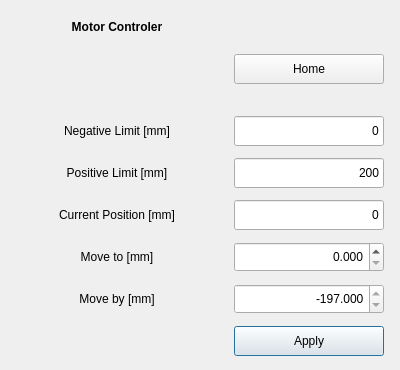
This is Applications/relax2/ui/motor_tools.ui in OpenMRI/ocra as Qt 5 draws it before an edit. The edited form follows.
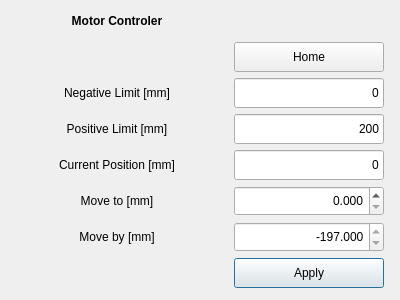
This is the edited form.

```diff
--- a/Applications/relax2/ui/motor_tools.ui
+++ b/Applications/relax2/ui/motor_tools.ui
@@ -7,7 +7,7 @@
     <x>0</x>
     <y>0</y>
     <width>400</width>
-    <height>370</height>
+    <height>300</height>
    </rect>
   </property>
   <property name="sizePolicy">
@@ -19,13 +19,13 @@
   <property name="minimumSize">
    <size>
     <width>400</width>
-    <height>370</height>
+    <height>300</height>
    </size>
   </property>
   <property name="maximumSize">
    <size>
     <width>400</width>
-    <height>370</height>
+    <height>300</height>
    </size>
   </property>
   <property name="windowTitle">
@@ -37,7 +37,7 @@
      <x>0</x>
      <y>0</y>
      <width>401</width>
-     <height>371</height>
+     <height>301</height>
     </rect>
    </property>
    <layout class="QGridLayout" name="gridLayout">
@@ -56,10 +56,38 @@
     <property name="spacing">
      <number>5</number>
     </property>
-    <item row="1" column="1">
-     <widget class="QPushButton" name="Motor_Home_pushButton">
+    <item row="7" column="0">
+     <widget class="QLabel" name="motor_moveBy_label">
+      <property name="sizePolicy">
+       <sizepolicy hsizetype="Preferred" vsizetype="Preferred">
+        <horstretch>0</horstretch>
+        <verstretch>0</verstretch>
+       </sizepolicy>
+      </property>
       <property name="minimumSize">
        <size>
+        <width>200</width>
+        <height>30</height>
+       </size>
+      </property>
+      <property name="maximumSize">
+       <size>
+        <width>200</width>
+        <height>30</height>
+       </size>
+      </property>
+      <property name="text">
+       <string>Move by [mm]</string>
+      </property>
+      <property name="alignment">
+       <set>Qt::AlignCenter</set>
+      </property>
+     </widget>
+    </item>
+    <item row="7" column="1">
+     <widget class="QDoubleSpinBox" name="Motor_MoveBy_doubleSpinBox">
+      <property name="minimumSize">
+       <size>
         <width>150</width>
         <height>30</height>
        </size>
@@ -70,16 +98,78 @@
         <height>30</height>
        </size>
       </property>
+      <property name="alignment">
+       <set>Qt::AlignRight|Qt::AlignTrailing|Qt::AlignVCenter</set>
+      </property>
+      <property name="decimals">
+       <number>3</number>
+      </property>
+      <property name="minimum">
+       <double>-197.000000000000000</double>
+      </property>
+      <property name="maximum">
+       <double>-197.000000000000000</double>
+      </property>
+      <property name="singleStep">
+       <double>0.025000000000000</double>
+      </property>
+      <property name="value">
+       <double>-197.000000000000000</double>
+      </property>
+     </widget>
+    </item>
+    <item row="8" column="1">
+     <widget class="QPushButton" name="Motor_Apply_pushButton">
+      <property name="minimumSize">
+       <size>
+        <width>150</width>
+        <height>30</height>
+       </size>
+      </property>
+      <property name="maximumSize">
+       <size>
+        <width>150</width>
+        <height>30</height>
+       </size>
+      </property>
       <property name="text">
-       <string>Home</string>
+       <string>Apply</string>
       </property>
       <property name="autoDefault">
-       <bool>false</bool>
+       <bool>true</bool>
       </property>
      </widget>
     </item>
-    <item row="5" column="0">
-     <widget class="QLabel" name="motor_current_label">
+    <item row="3" column="1">
+     <widget class="QLineEdit" name="Motor_Limit_Positive_lineEdit">
+      <property name="enabled">
+       <bool>true</bool>
+      </property>
+      <property name="minimumSize">
+       <size>
+        <width>150</width>
+        <height>30</height>
+       </size>
+      </property>
+      <property name="maximumSize">
+       <size>
+        <width>150</width>
+        <height>30</height>
+       </size>
+      </property>
+      <property name="text">
+       <string>200</string>
+      </property>
+      <property name="alignment">
+       <set>Qt::AlignRight|Qt::AlignTrailing|Qt::AlignVCenter</set>
+      </property>
+      <property name="readOnly">
+       <bool>true</bool>
+      </property>
+     </widget>
+    </item>
+    <item row="6" column="0">
+     <widget class="QLabel" name="motor_moveTo_label">
       <property name="sizePolicy">
        <sizepolicy hsizetype="Preferred" vsizetype="Preferred">
         <horstretch>0</horstretch>
@@ -99,7 +189,7 @@
        </size>
       </property>
       <property name="text">
-       <string>Current Position [mm]</string>
+       <string>Move to [mm]</string>
       </property>
       <property name="alignment">
        <set>Qt::AlignCenter</set>
@@ -134,7 +224,29 @@
       </property>
      </widget>
     </item>
-    <item row="3" column="0">
+    <item row="1" column="1">
+     <widget class="QPushButton" name="Motor_Home_pushButton">
+      <property name="minimumSize">
+       <size>
+        <width>150</width>
+        <height>30</height>
+       </size>
+      </property>
+      <property name="maximumSize">
+       <size>
+        <width>150</width>
+        <height>30</height>
+       </size>
+      </property>
+      <property name="text">
+       <string>Home</string>
+      </property>
+      <property name="autoDefault">
+       <bool>false</bool>
+      </property>
+     </widget>
+    </item>
+    <item row="2" column="0">
      <widget class="QLabel" name="motor_axis_label">
       <property name="sizePolicy">
        <sizepolicy hsizetype="Preferred" vsizetype="Preferred">
@@ -162,166 +274,7 @@
       </property>
      </widget>
     </item>
-    <item row="7" column="0">
-     <widget class="QLabel" name="motor_moveTo_label">
-      <property name="sizePolicy">
-       <sizepolicy hsizetype="Preferred" vsizetype="Preferred">
-        <horstretch>0</horstretch>
-        <verstretch>0</verstretch>
-       </sizepolicy>
-      </property>
-      <property name="minimumSize">
-       <size>
-        <width>200</width>
-        <height>30</height>
-       </size>
-      </property>
-      <property name="maximumSize">
-       <size>
-        <width>200</width>
-        <height>30</height>
-       </size>
-      </property>
-      <property name="text">
-       <string>Move to [mm]</string>
-      </property>
-      <property name="alignment">
-       <set>Qt::AlignCenter</set>
-      </property>
-     </widget>
-    </item>
-    <item row="8" column="0">
-     <widget class="QLabel" name="motor_moveBy_label">
-      <property name="sizePolicy">
-       <sizepolicy hsizetype="Preferred" vsizetype="Preferred">
-        <horstretch>0</horstretch>
-        <verstretch>0</verstretch>
-       </sizepolicy>
-      </property>
-      <property name="minimumSize">
-       <size>
-        <width>200</width>
-        <height>30</height>
-       </size>
-      </property>
-      <property name="maximumSize">
-       <size>
-        <width>200</width>
-        <height>30</height>
-       </size>
-      </property>
-      <property name="text">
-       <string>Move by [mm]</string>
-      </property>
-      <property name="alignment">
-       <set>Qt::AlignCenter</set>
-      </property>
-     </widget>
-    </item>
-    <item row="2" column="1">
-     <spacer name="motor_upper_verticalSpacer">
-      <property name="orientation">
-       <enum>Qt::Vertical</enum>
-      </property>
-      <property name="sizeType">
-       <enum>QSizePolicy::Fixed</enum>
-      </property>
-      <property name="sizeHint" stdset="0">
-       <size>
-        <width>20</width>
-        <height>20</height>
-       </size>
-      </property>
-     </spacer>
-    </item>
-    <item row="8" column="1">
-     <widget class="QDoubleSpinBox" name="Motor_MoveBy_doubleSpinBox">
-      <property name="minimumSize">
-       <size>
-        <width>150</width>
-        <height>30</height>
-       </size>
-      </property>
-      <property name="maximumSize">
-       <size>
-        <width>150</width>
-        <height>30</height>
-       </size>
-      </property>
-      <property name="alignment">
-       <set>Qt::AlignRight|Qt::AlignTrailing|Qt::AlignVCenter</set>
-      </property>
-      <property name="decimals">
-       <number>3</number>
-      </property>
-      <property name="minimum">
-       <double>-197.000000000000000</double>
-      </property>
-      <property name="maximum">
-       <double>-197.000000000000000</double>
-      </property>
-      <property name="singleStep">
-       <double>0.025000000000000</double>
-      </property>
-      <property name="value">
-       <double>-197.000000000000000</double>
-      </property>
-     </widget>
-    </item>
-    <item row="9" column="1">
-     <widget class="QPushButton" name="Motor_Apply_pushButton">
-      <property name="minimumSize">
-       <size>
-        <width>150</width>
-        <height>30</height>
-       </size>
-      </property>
-      <property name="maximumSize">
-       <size>
-        <width>150</width>
-        <height>30</height>
-       </size>
-      </property>
-      <property name="text">
-       <string>Apply</string>
-      </property>
-      <property name="autoDefault">
-       <bool>true</bool>
-      </property>
-     </widget>
-    </item>
-    <item row="7" column="1">
-     <widget class="QDoubleSpinBox" name="Motor_MoveTo_doubleSpinBox">
-      <property name="minimumSize">
-       <size>
-        <width>150</width>
-        <height>30</height>
-       </size>
-      </property>
-      <property name="maximumSize">
-       <size>
-        <width>150</width>
-        <height>30</height>
-       </size>
-      </property>
-      <property name="alignment">
-       <set>Qt::AlignRight|Qt::AlignTrailing|Qt::AlignVCenter</set>
-      </property>
-      <property name="decimals">
-       <number>3</number>
-      </property>
-      <property name="maximum">
-       <double>197.000000000000000</double>
-      </property>
-      <property name="singleStep">
-       <double>0.025000000000000</double>
-      </property>
-      <property name="value">
-       <double>0.000000000000000</double>
-      </property>
-     </widget>
-    </item>
-    <item row="5" column="1">
+    <item row="4" column="1">
      <widget class="QLineEdit" name="Motor_Position_lineEdit">
       <property name="enabled">
        <bool>true</bool>
@@ -349,7 +302,7 @@
       </property>
      </widget>
     </item>
-    <item row="4" column="0">
+    <item row="3" column="0">
      <widget class="QLabel" name="label">
       <property name="minimumSize">
        <size>
@@ -371,35 +324,66 @@
       </property>
      </widget>
     </item>
-    <item row="4" column="1">
-     <widget class="QLineEdit" name="Motor_Limit_Positive_lineEdit">
-      <property name="enabled">
-       <bool>true</bool>
+    <item row="4" column="0">
+     <widget class="QLabel" name="motor_current_label">
+      <property name="sizePolicy">
+       <sizepolicy hsizetype="Preferred" vsizetype="Preferred">
+        <horstretch>0</horstretch>
+        <verstretch>0</verstretch>
+       </sizepolicy>
       </property>
       <property name="minimumSize">
        <size>
-        <width>150</width>
+        <width>200</width>
         <height>30</height>
        </size>
       </property>
       <property name="maximumSize">
        <size>
-        <width>150</width>
+        <width>200</width>
         <height>30</height>
        </size>
       </property>
       <property name="text">
-       <string>200</string>
+       <string>Current Position [mm]</string>
+      </property>
+      <property name="alignment">
+       <set>Qt::AlignCenter</set>
+      </property>
+     </widget>
+    </item>
+    <item row="6" column="1">
+     <widget class="QDoubleSpinBox" name="Motor_MoveTo_doubleSpinBox">
+      <property name="minimumSize">
+       <size>
+        <width>150</width>
+        <height>30</height>
+       </size>
+      </property>
+      <property name="maximumSize">
+       <size>
+        <width>150</width>
+        <height>30</height>
+       </size>
       </property>
       <property name="alignment">
        <set>Qt::AlignRight|Qt::AlignTrailing|Qt::AlignVCenter</set>
       </property>
-      <property name="readOnly">
-       <bool>true</bool>
+      <property name="decimals">
+       <number>3</number>
+      </property>
+      <property name="maximum">
+       <double>197.000000000000000</double>
+      </property>
+      <property name="singleStep">
+       <double>0.025000000000000</double>
+      </property>
+      <property name="value">
+       <double>0.000000000000000</double>
       </property>
      </widget>
     </item>
-    <item row="3" column="1">
+    <item row="2" column="1">
      <widget class="QLineEdit" name="Motor_Limit_Negative_lineEdit">
       <property name="minimumSize">
        <size>
```
